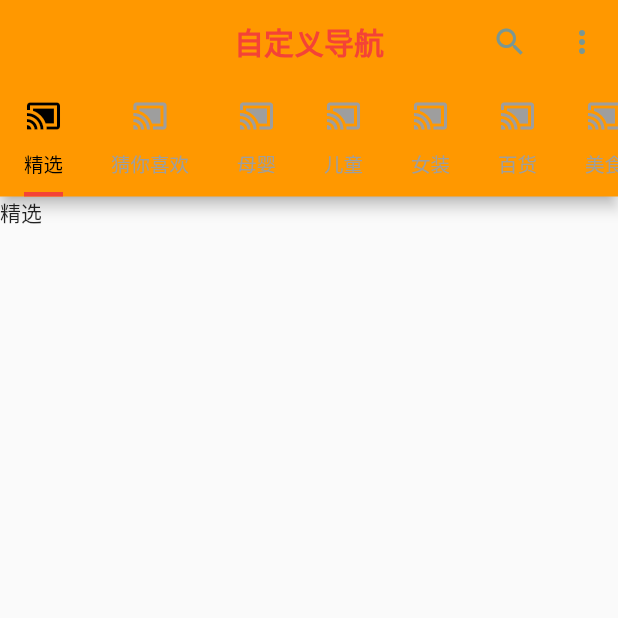
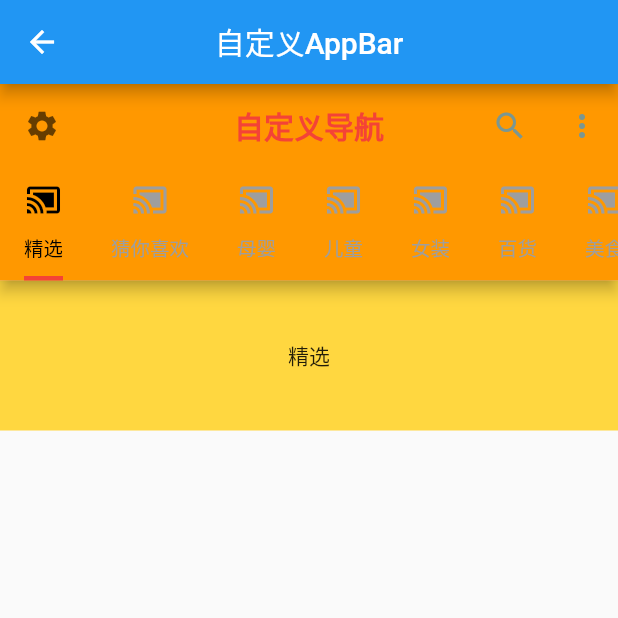
Before and after one commit to Preterit/flutter_first, a Flutter app: the screen it shows after launch, after a tap on "自定义顶部导航", on a phone screen of 412 x 824 dp, the top half of it. Run offline on Flutter 3.47's test engine with Material 2 defaults, Android fonts, the phone set to English and light mode, and no system bars.

Commit message:
DefaultTabController 方式设置的 TabBar 代码分离。

```diff
--- a/lib/Route/appbar/CusAppBarPage.dart
+++ b/lib/Route/appbar/CusAppBarPage.dart
@@ -1,5 +1,7 @@
 import 'package:flutter/cupertino.dart';
 import 'package:flutter/material.dart';
+
+import 'CusAppBarWithDefaultTabController.dart';
 
 /// 自定义导航栏
 class CustomAppbar extends StatelessWidget {
@@ -19,160 +21,37 @@ class CustomAppbar extends StatelessWidget {
     Tab(text: '美食', icon: Icon(Icons.cast_connected)),
     Tab(text: '美妆', icon: Icon(Icons.cast_connected))
   ];
+  List<Widget> tabViewList = [
+    Container(alignment: Alignment.center, child: Text('精选')),
+    Container(alignment: Alignment.center, child: Text('猜你喜欢')),
+    Container(alignment: Alignment.center, child: Text('母婴')),
+    Container(alignment: Alignment.center, child: Text('儿童')),
+    Container(alignment: Alignment.center, child: Text('女装')),
+    Container(alignment: Alignment.center, child: Text('百货')),
+    Container(alignment: Alignment.center, child: Text('美食')),
+    Container(alignment: Alignment.center, child: Text('美妆')),
+    Container(alignment: Alignment.center, child: Text('母婴')),
+    Container(alignment: Alignment.center, child: Text('儿童')),
+    Container(alignment: Alignment.center, child: Text('女装')),
+    Container(alignment: Alignment.center, child: Text('百货')),
+    Container(alignment: Alignment.center, child: Text('美食')),
+    Container(alignment: Alignment.center, child: Text('美妆')),
+  ];
 
   @override
   Widget build(BuildContext context) {
-    return MaterialApp(
-      home: DefaultTabController(
-        length: 14,
-        child: Scaffold(
-          appBar: AppBar(
-            ///设置导航栏图标颜色
-            iconTheme: IconThemeData(color: Colors.black, opacity: 0.6),
-
-            ///设置导航右边图标的主题色，此时iconTheme对于右边图标颜色会失效
-            actionsIconTheme: IconThemeData(color: Colors.blue, opacity: 0.6),
-
-            ///设置导航条上面的状态栏显示字体颜色
-            brightness: Brightness.light,
-
-            ///设置AppBar上面各种字体主题色
-            textTheme: TextTheme(
-              title: TextStyle(
-                  color: Colors.red,
-                  fontSize: 20.0,
-                  fontWeight: FontWeight.bold),
-            ),
-
-            /// 导航栏背景颜色
-            backgroundColor: Colors.orange,
-
-            /// 标题居中显示
-            centerTitle: true,
-            title: Text("自定义导航"),
-            actions: <Widget>[
-              IconButton(
-                icon: Icon(Icons.search),
-                tooltip: "Search",
-                onPressed: () {
-                  print("Search pressed");
-                },
-              ),
-              PopupMenuButton(
-                tooltip: "长按提示",
-                initialValue: "hot",
-                itemBuilder: _itemBuilder,
-                onSelected: _onSelected,
-              ),
-            ],
-            bottom: _bottomTabs(),
-          ),
-          body: TabBarView(children: [
-            Text('精选'),
-            Text('猜你喜欢'),
-            Text('母婴'),
-            Text('儿童'),
-            Text('女装'),
-            Text('百货'),
-            Text('美食'),
-            Text('美妆'),
-            Text('母婴'),
-            Text('儿童'),
-            Text('女装'),
-            Text('百货'),
-            Text('美食'),
-            Text('美妆'),
-          ]),
-        ),
+    return Scaffold(
+      appBar: AppBar(
+        title: Text("自定义AppBar"),
+        centerTitle: true,
+      ),
+      body: Column(
+        mainAxisAlignment: MainAxisAlignment.start,
+        crossAxisAlignment: CrossAxisAlignment.center,
+        children: <Widget>[
+          Container(height: 400.0, child: FirstAppBar()),
+        ],
       ),
     );
   }
-
-  Widget _bottomTabs() {
-    return TabBar(
-      tabs: tabsList,
-      unselectedLabelColor: Colors.grey,
-
-      ///置未选中时的字体颜色，tabs里面的字体样式优先级最高
-      unselectedLabelStyle: TextStyle(fontSize: 13.0),
-
-      ///设置未选中时的字体样式，tabs里面的字体样式优先级最高
-      labelColor: Colors.black,
-
-      ///设置选中时的字体颜色，tabs里面的字体样式优先级最高
-      labelStyle: TextStyle(fontSize: 13.0),
-
-      ///设置选中时的字体样式，tabs里面的字体样式优先级最高
-      isScrollable: true,
-
-      ///允许左右滚动
-      indicatorColor: Colors.red,
-
-      ///选中下划线的颜色
-      indicatorSize: TabBarIndicatorSize.label,
-
-      ///选中下划线的长度，label时跟文字内容长度一样，tab时跟一个Tab的长度一样
-      indicatorWeight: 3.0,
-
-      ///选中下划线的高度，值越大高度越高，默认为2。0
-    );
-  }
-
-  /// 选中 popMenu 回掉
-  void _onSelected(String action) {
-    switch (action) {
-      case "hot":
-        print("热度");
-        break;
-      case "new":
-        print("最新");
-        break;
-      case "sao":
-        print("扫一扫");
-        break;
-    }
-  }
-
-  /// popMenu item 构建器
-  List<PopupMenuEntry<String>> _itemBuilder(BuildContext context) {
-    return <PopupMenuItem<String>>[
-      PopupMenuItem<String>(
-        child: Row(
-          mainAxisAlignment: MainAxisAlignment.spaceEvenly,
-          children: <Widget>[
-            Icon(
-              Icons.message,
-              color: Colors.blue,
-            ),
-            Text("发起群聊", style: TextStyle(color: Colors.blue)),
-          ],
-        ),
-        value: "hot",
-      ),
-      PopupMenuItem<String>(
-        child: Row(
-            mainAxisAlignment: MainAxisAlignment.spaceEvenly,
-            children: <Widget>[
-              Icon(
-                Icons.group_add,
-                color: Colors.blue,
-              ),
-              Text("添加服务", style: TextStyle(color: Colors.blue)),
-            ]),
-        value: "new",
-      ),
-      PopupMenuItem<String>(
-        child: Row(
-            mainAxisAlignment: MainAxisAlignment.spaceEvenly,
-            children: <Widget>[
-              Icon(
-                Icons.cast_connected,
-                color: Colors.blue,
-              ),
-              Text("扫一扫", style: TextStyle(color: Colors.blue)),
-            ]),
-        value: "sao",
-      ),
-    ];
-  }
 }
--- /dev/null
+++ b/lib/Route/appbar/CusAppBarWithDefaultTabController.dart
@@ -0,0 +1,149 @@
+import 'package:flutter/cupertino.dart';
+import 'package:flutter/material.dart';
+
+import 'CusAppBarPage.dart';
+
+class FirstAppBar extends StatelessWidget {
+  @override
+  Widget build(BuildContext context) {
+    return DefaultTabController(
+      length: 14,
+      child: Scaffold(
+        appBar: AppBar(
+          leading: Icon(Icons.settings),
+
+          ///设置导航栏图标颜色
+          iconTheme: IconThemeData(color: Colors.black, opacity: 0.6),
+
+          ///设置导航右边图标的主题色，此时iconTheme对于右边图标颜色会失效
+          actionsIconTheme: IconThemeData(color: Colors.blue, opacity: 0.6),
+
+          ///设置导航条上面的状态栏显示字体颜色
+          brightness: Brightness.light,
+
+          ///设置AppBar上面各种字体主题色
+          textTheme: TextTheme(
+            title: TextStyle(
+                color: Colors.red, fontSize: 20.0, fontWeight: FontWeight.bold),
+          ),
+
+          /// 导航栏背景颜色
+          backgroundColor: Colors.orange,
+
+          /// 标题居中显示
+          centerTitle: true,
+          title: Text("自定义导航"),
+          actions: <Widget>[
+            IconButton(
+              icon: Icon(Icons.search),
+              tooltip: "Search",
+              onPressed: () {
+                print("Search pressed");
+              },
+            ),
+            PopupMenuButton(
+              tooltip: "长按提示",
+              initialValue: "hot",
+              itemBuilder: _itemBuilder,
+              onSelected: _onSelected,
+            ),
+          ],
+          bottom: _bottomTabs(),
+        ),
+        body: Container(
+          height: 100.0,
+          color: Colors.amberAccent,
+          child: TabBarView(children: CustomAppbar().tabViewList),
+        ),
+      ),
+    );
+  }
+
+  Widget _bottomTabs() {
+    return TabBar(
+      tabs: CustomAppbar().tabsList,
+      unselectedLabelColor: Colors.grey,
+
+      ///置未选中时的字体颜色，tabs里面的字体样式优先级最高
+      unselectedLabelStyle: TextStyle(fontSize: 13.0),
+
+      ///设置未选中时的字体样式，tabs里面的字体样式优先级最高
+      labelColor: Colors.black,
+
+      ///设置选中时的字体颜色，tabs里面的字体样式优先级最高
+      labelStyle: TextStyle(fontSize: 13.0),
+
+      ///设置选中时的字体样式，tabs里面的字体样式优先级最高
+      isScrollable: true,
+
+      ///允许左右滚动
+      indicatorColor: Colors.red,
+
+      ///选中下划线的颜色
+      indicatorSize: TabBarIndicatorSize.label,
+
+      ///选中下划线的长度，label时跟文字内容长度一样，tab时跟一个Tab的长度一样
+      indicatorWeight: 3.0,
+
+      ///选中下划线的高度，值越大高度越高，默认为2。0
+    );
+  }
+
+  /// 选中 popMenu 回掉
+  void _onSelected(String action) {
+    switch (action) {
+      case "hot":
+        print("热度");
+        break;
+      case "new":
+        print("最新");
+        break;
+      case "sao":
+        print("扫一扫");
+        break;
+    }
+  }
+
+  /// popMenu item 构建器
+  List<PopupMenuEntry<String>> _itemBuilder(BuildContext context) {
+    return <PopupMenuItem<String>>[
+      PopupMenuItem<String>(
+        child: Row(
+          mainAxisAlignment: MainAxisAlignment.spaceEvenly,
+          children: <Widget>[
+            Icon(
+              Icons.message,
+              color: Colors.blue,
+            ),
+            Text("发起群聊", style: TextStyle(color: Colors.blue)),
+          ],
+        ),
+        value: "hot",
+      ),
+      PopupMenuItem<String>(
+        child: Row(
+            mainAxisAlignment: MainAxisAlignment.spaceEvenly,
+            children: <Widget>[
+              Icon(
+                Icons.group_add,
+                color: Colors.blue,
+              ),
+              Text("添加服务", style: TextStyle(color: Colors.blue)),
+            ]),
+        value: "new",
+      ),
+      PopupMenuItem<String>(
+        child: Row(
+            mainAxisAlignment: MainAxisAlignment.spaceEvenly,
+            children: <Widget>[
+              Icon(
+                Icons.cast_connected,
+                color: Colors.blue,
+              ),
+              Text("扫一扫", style: TextStyle(color: Colors.blue)),
+            ]),
+        value: "sao",
+      ),
+    ];
+  }
+}
```
